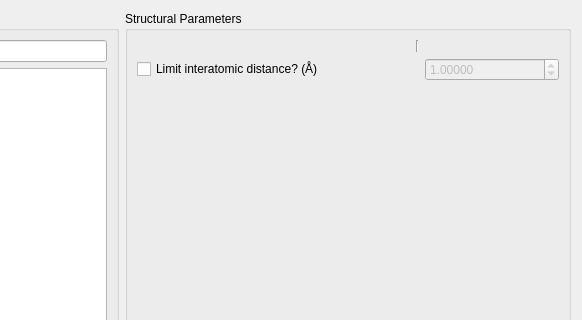
First picture: the form in src/gapc/ui/tab_init.ui, repository xtalopt/XtalOpt, before the edit; both pictures show x 338 to 920 and y 0 to 320 of the 920 by 453 pixel window.
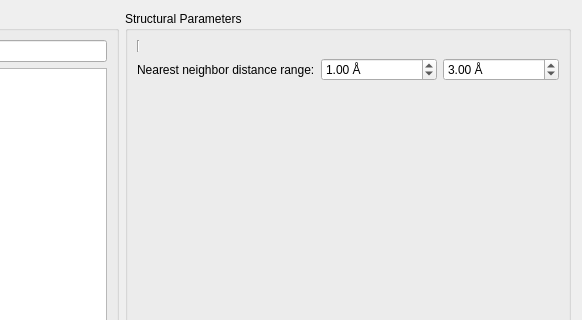
Second picture: the form after the edit.

Commit message: Allow limiting of nearest neighbor distances in GAPC

```diff
--- a/src/gapc/ui/tab_init.ui
+++ b/src/gapc/ui/tab_init.ui
@@ -54,33 +54,26 @@
       <string>Structural Parameters</string>
      </property>
      <layout class="QGridLayout" name="gridLayout_3">
-      <item row="0" column="2" rowspan="3">
+      <item row="0" column="0" rowspan="3">
        <widget class="Line" name="line">
         <property name="orientation">
          <enum>Qt::Vertical</enum>
         </property>
        </widget>
       </item>
-      <item row="4" column="0" colspan="2">
-       <widget class="QCheckBox" name="cb_shortestInteratomicDistance">
-        <property name="toolTip">
-         <string>Use this to limit the shortest interatomic distance between atoms. This ensures that atoms aren't overlapping.</string>
-        </property>
-        <property name="text">
-         <string>Limit interatomic distance? (Å)</string>
-        </property>
-       </widget>
-      </item>
-      <item row="4" column="3">
-       <widget class="QDoubleSpinBox" name="spin_shortestInteratomicDistance">
+      <item row="4" column="1">
+       <widget class="QDoubleSpinBox" name="spin_minIAD">
         <property name="enabled">
-         <bool>false</bool>
+         <bool>true</bool>
         </property>
         <property name="toolTip">
          <string>Use this to limit the shortest interatomic distance between atoms. This ensures that atoms aren't overlapping.</string>
         </property>
+        <property name="suffix">
+         <string> Å</string>
+        </property>
         <property name="decimals">
-         <number>5</number>
+         <number>2</number>
         </property>
         <property name="maximum">
          <double>999999.000000000000000</double>
@@ -93,7 +86,7 @@
         </property>
        </widget>
       </item>
-      <item row="5" column="3">
+      <item row="5" column="1">
        <spacer name="verticalSpacer_2">
         <property name="orientation">
          <enum>Qt::Vertical</enum>
@@ -106,6 +99,26 @@
         </property>
        </spacer>
       </item>
+      <item row="4" column="0">
+       <widget class="QLabel" name="label">
+        <property name="toolTip">
+         <string>Set the range for the nearest neighbor distance in the cluster.</string>
+        </property>
+        <property name="text">
+         <string>Nearest neighbor distance range:</string>
+        </property>
+       </widget>
+      </item>
+      <item row="4" column="2">
+       <widget class="QDoubleSpinBox" name="spin_maxIAD">
+        <property name="suffix">
+         <string> Å</string>
+        </property>
+        <property name="value">
+         <double>3.000000000000000</double>
+        </property>
+       </widget>
+      </item>
      </layout>
     </widget>
    </item>
```
Left out of the diff: 22 changed lines with no effect on the pictures. The commit also changes 3 other files.
